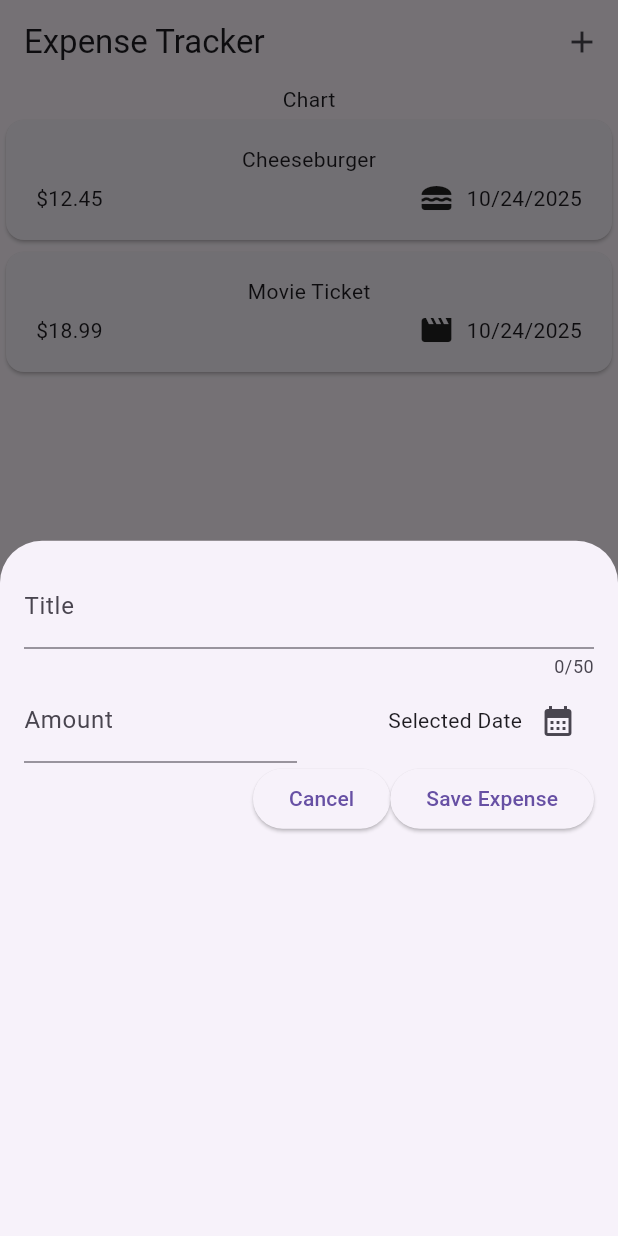
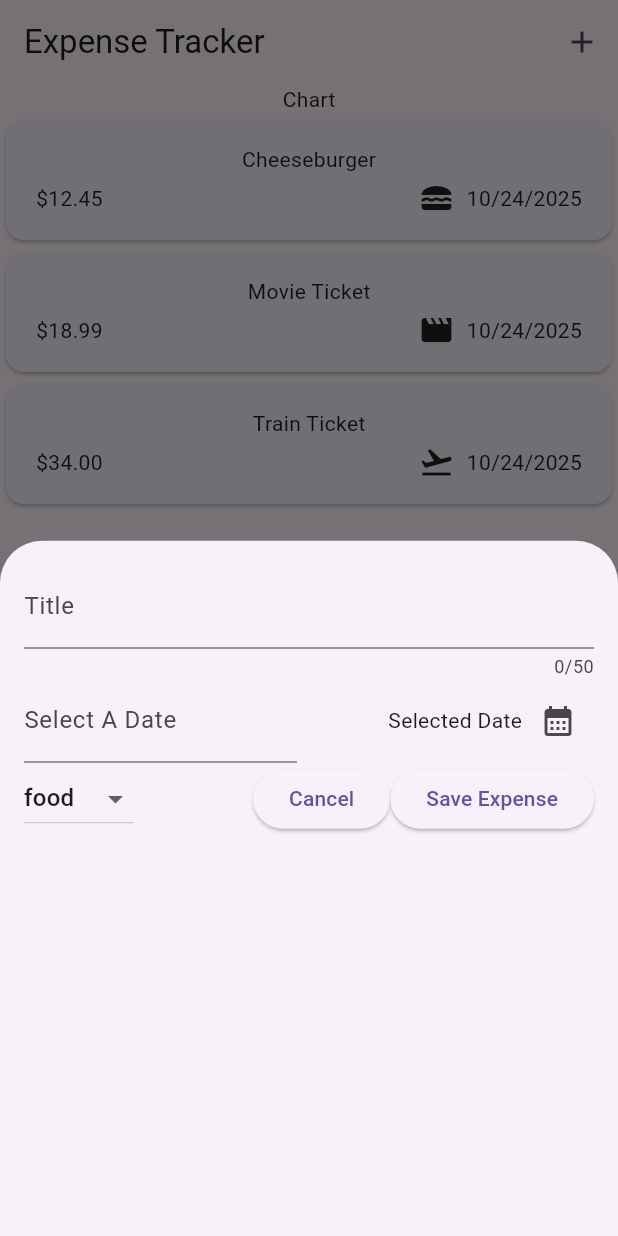
Before and after one commit to DevilDante4657/expense_tracker, a Flutter app: the screen it shows after launch, after a tap on the "add" icon, on a phone screen of 412 x 824 dp. Run offline on Flutter 3.47's test engine with Material 3 defaults, Android fonts, the phone set to English and light mode, and no system bars.

Commit message:
just added datetime picker and added a category widget but need to put something else with it. and i added a expense on the exnpense.dart because i missed it last tiem

```diff
--- a/lib/expenses.dart
+++ b/lib/expenses.dart
@@ -33,6 +33,12 @@ class _ExpensesState extends State<Expenses> {
       date: DateTime.now(),
       category: Category.leisure
       ),
+    Expense(
+      title: "Train Ticket",
+      amount: 34.00,
+      date: DateTime.now(),
+      category: Category.travel
+      ),
   ];
   @override
   Widget build(BuildContext context) {
--- a/lib/new_expense.dart
+++ b/lib/new_expense.dart
@@ -1,5 +1,8 @@
+import 'package:expense_tracker/models/expense.dart';
 import 'package:flutter/material.dart';
-import 'package:flutter/widgets.dart';
+import 'package:intl/intl.dart';
+
+final formatter = DateFormat.yMd();
 
 class NewExpense extends StatefulWidget{
   const NewExpense({super.key});
@@ -13,12 +16,27 @@ class NewExpense extends StatefulWidget{
 class _NewExpensesState extends State<NewExpense>{
   final _titleController = TextEditingController();
   final _amountController = TextEditingController();
+  DateTime ? _selectedDate;
 
   @override
   void dispose(){
     _titleController.dispose();
     _amountController.dispose();
     super.dispose();
+  }
+
+  void _presentDatePicker() async{
+    final now = DateTime.now();
+    final firstDate = DateTime(now.year - 1, now.month, now.day);
+    final pickedDate = await showDatePicker(
+      context: context,
+      initialDate: now,
+      firstDate: firstDate,
+      lastDate: now,
+    );
+    setState(() {
+      _selectedDate = pickedDate;
+    });
   }
 
   @override
@@ -43,7 +61,11 @@ class _NewExpensesState extends State<NewExpense>{
                   keyboardType: TextInputType.number,
                   decoration: InputDecoration(
                     prefixText: "\$",
-                    label: Text("Amount")
+                    label: Text(
+                      _selectedDate == null
+                          ? 'Select A Date'
+                          : formatter.format(_selectedDate!)
+                          ),
                   ),
                 ),
               ),
@@ -55,7 +77,7 @@ class _NewExpensesState extends State<NewExpense>{
                   children: [
                     Text("Selected Date"),
                     IconButton(
-                      onPressed: (){},
+                      onPressed: _presentDatePicker,
                       icon: Icon(Icons.calendar_month)
                       ),
                   ],
@@ -64,16 +86,19 @@ class _NewExpensesState extends State<NewExpense>{
           ),
             Row(
               children: [
+                DropdownButton(
+                  items: Category.values.map(
+                    (category) => DropdownMenuItem(
+                      child: Text(category.name.toString(),),),
+                  ).toList(),
+                  onChanged: (value){}),
                 Spacer(),
                 ElevatedButton(
                   onPressed: (){Navigator.pop(context);},
                   child: Text("Cancel")
                   ),
                 ElevatedButton(
-                onPressed: (){
-                  print(_titleController.text);
-                  print(_amountController.text);
-                  },
+                onPressed: (){},
                 child: Text("Save Expense"))
               ],
               ),
```
